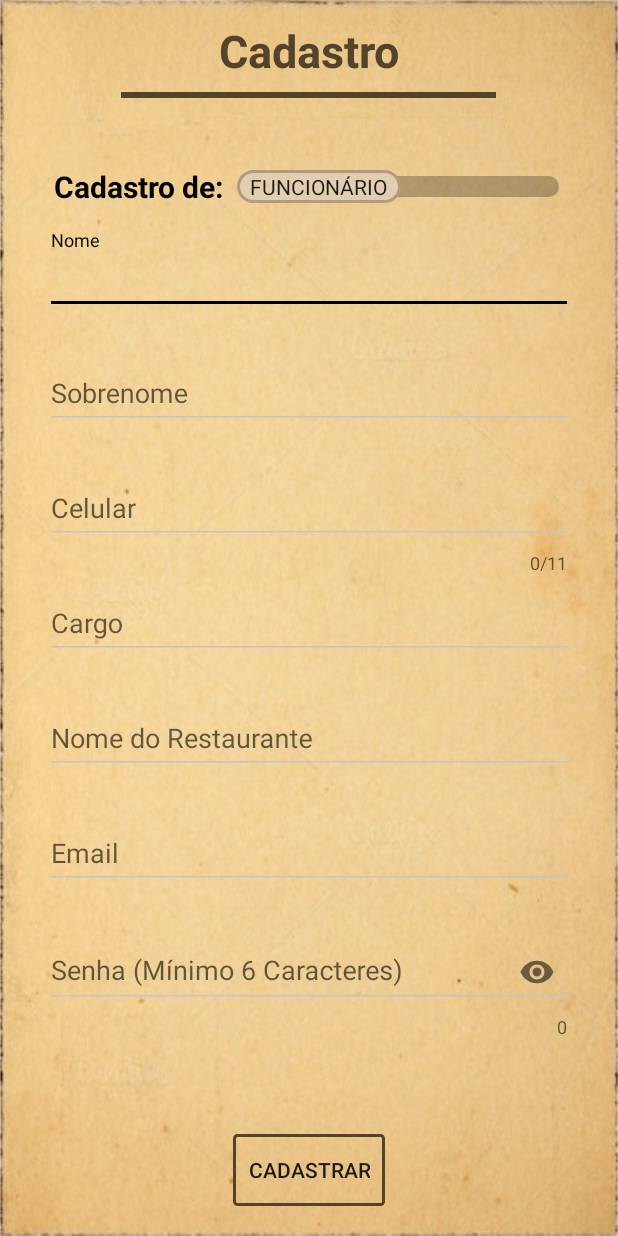
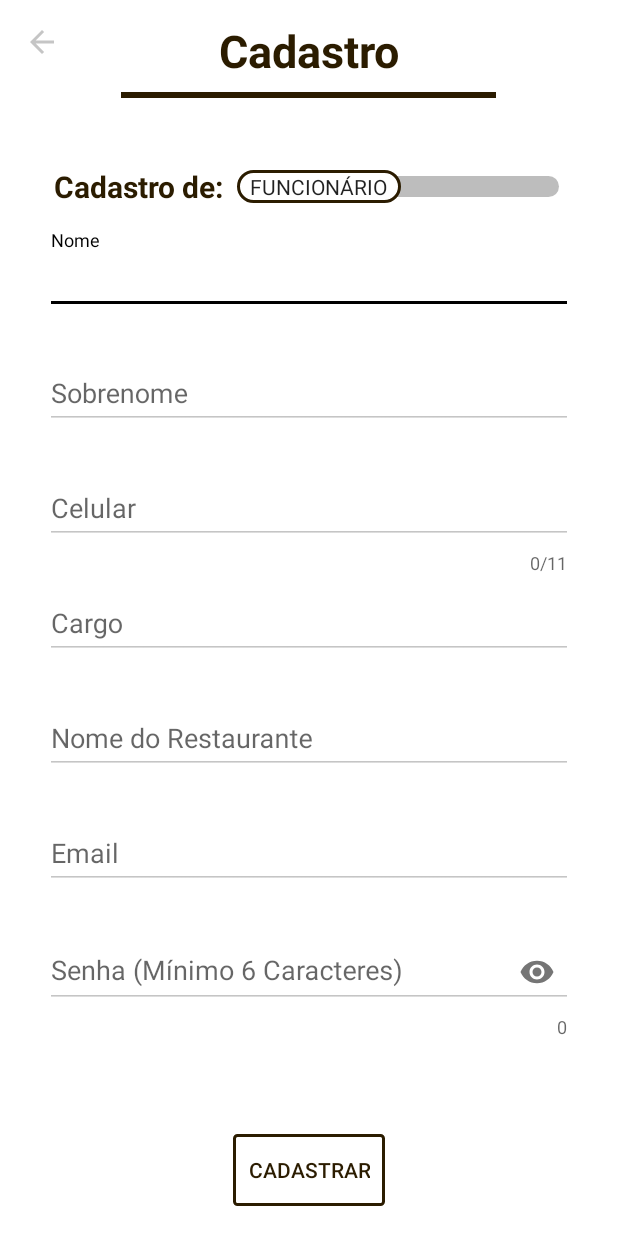
Before and after one commit to alefersaljr/iQueFome_Kotlin_Restaurante, an Android app: the screen it shows after launch (RestauranteCadastro), after a tap on "Realize o cadastro aqui.", on a phone screen of 412 x 824 dp. Run offline under Robolectric (Android 15) with nearby library versions, the phone set to English and light mode, and no system bars; our stand-ins replace Firebase (no records; nobody signed in at launch, a user with empty details on screens opened directly); 3 other taps on this screen came first.

Commit message:
27/05/2019

```diff
--- a/app/src/main/java/br/com/alexandre_salgueirinho/iquefome_restaurante/RestauranteLogin.kt
+++ b/app/src/main/java/br/com/alexandre_salgueirinho/iquefome_restaurante/RestauranteLogin.kt
@@ -67,7 +67,7 @@ class RestauranteLogin : AppCompatActivity() {
     }
 
     private fun goToForgotPassword() {
-        Toast.makeText(this, "Recuperação em desenvolvimento, aguarde.", Toast.LENGTH_SHORT).show()
+//        Toast.makeText(this, "Recuperação em desenvolvimento, aguarde.", Toast.LENGTH_SHORT).show()
 
         val mDialog = LayoutInflater.from(this).inflate(R.layout.popup_recuperar, null)
         val mBuilder = AlertDialog.Builder(this).setView(mDialog)
--- a/app/src/main/res/drawable/round_button_default.xml
+++ b/app/src/main/res/drawable/round_button_default.xml
@@ -7,6 +7,6 @@
 
     <stroke
             android:width="2sp"
-            android:color="@color/text_color"/>
+            android:color="@color/text_color_dark"/>
 
 </shape>
--- a/app/src/main/res/drawable/round_close_button.xml
+++ b/app/src/main/res/drawable/round_close_button.xml
@@ -6,6 +6,6 @@
 
     <stroke
             android:width="2sp"
-            android:color="@color/text_color"/>
+            android:color="@color/text_color_dark"/>
 
 </shape>
--- a/app/src/main/res/drawable/sw_thumb.xml
+++ b/app/src/main/res/drawable/sw_thumb.xml
@@ -8,7 +8,7 @@
                 android:shape="rectangle">
 
             <solid
-                    android:color="#e3cdb1"/>
+                    android:color="#FFFFFF"/>
 
             <size
                     android:width="50sp"
@@ -19,7 +19,7 @@
 
             <stroke
                     android:width="2sp"
-                    android:color="#816e54"/>
+                    android:color="#2b1c00"/>
 
         </shape>
     </item>
@@ -31,7 +31,7 @@
                 android:shape="rectangle">
 
             <solid
-                    android:color="#e3cdb1"/>
+                    android:color="#FFFFFF"/>
 
             <size
                     android:width="50sp"
@@ -42,7 +42,7 @@
 
             <stroke
                     android:width="2sp"
-                    android:color="#b19c81"/>
+                    android:color="#2b1c00"/>
 
         </shape>
     </item>
--- a/app/src/main/res/drawable/sw_track.xml
+++ b/app/src/main/res/drawable/sw_track.xml
@@ -3,7 +3,7 @@
 
     <item android:state_checked="true">
         <shape android:shape="rectangle">
-            <solid android:color="@android:color/black"/>
+            <solid android:color="#000000"/>
             <corners android:radius="200sp"/>
         </shape>
     </item>
--- a/app/src/main/res/layout/activity_restaurante_cadastro.xml
+++ b/app/src/main/res/layout/activity_restaurante_cadastro.xml
@@ -5,7 +5,7 @@
         xmlns:app="http://schemas.android.com/apk/res-auto"
         android:layout_width="match_parent" android:layout_height="match_parent"
         tools:context=".RestauranteCadastro"
-        android:background="@drawable/back_default">
+        android:background="@android:color/white">
 
     <TextView
             android:id="@+id/cadastro_Title_Cadastro"
@@ -16,7 +16,7 @@
             android:textAlignment="center"
             android:textSize="30sp"
             android:textStyle="bold"
-            android:textColor="@color/text_color"/>
+            android:textColor="@color/text_color_dark"/>
 
     <View
             android:id="@+id/cadastro_View_Title"
@@ -24,8 +24,12 @@
             android:layout_height="4sp"
             android:layout_margin="5sp"
             android:layout_centerHorizontal="true"
-            android:background="@color/text_color"
+            android:background="@color/text_color_dark"
             android:layout_below="@+id/cadastro_Title_Cadastro"/>
+
+    <include
+            android:id="@+id/cadastro_Toolbar"
+            layout="@layout/layout_toolbar"/>
 
     <Switch
             android:id="@+id/cadastro_Switch_Button"
@@ -34,6 +38,7 @@
             android:layout_marginTop="40sp"
             android:layout_centerHorizontal="true"
             android:text="Cadastro de:  "
+            android:textColor="@color/text_color_dark"
             android:textStyle="bold"
             android:textSize="20sp"
             android:textOn="  Restaurante  "
@@ -301,7 +306,7 @@
                             android:ems="10"
                             android:hint="Email"
                             android:textColorHint="@color/text_color"
-                            android:inputType="text"/>
+                            android:inputType="textEmailAddress"/>
 
                 </com.google.android.material.textfield.TextInputLayout>
 
@@ -320,7 +325,7 @@
                             android:ems="10"
                             android:hint="Senha (Mínimo 6 Caracteres)"
                             android:textColorHint="@color/text_color"
-                            android:inputType="text"/>
+                            android:inputType="textPassword"/>
 
                 </com.google.android.material.textfield.TextInputLayout>
 
@@ -340,6 +345,7 @@
             android:layout_alignParentBottom="true"
             android:padding="10sp"
             android:text="Cadastrar"
+            android:textColor="@color/text_color_dark"
             android:background="@drawable/round_button_default"
             android:layout_marginBottom="20sp"/>
 </RelativeLayout>
--- a/app/src/main/res/layout/activity_restaurante_login.xml
+++ b/app/src/main/res/layout/activity_restaurante_login.xml
@@ -4,7 +4,7 @@
         xmlns:tools="http://schemas.android.com/tools"
         xmlns:app="http://schemas.android.com/apk/res-auto"
         android:layout_width="match_parent" android:layout_height="match_parent"
-        android:background="@drawable/back_default"
+        android:background="@android:color/white"
         tools:context=".RestauranteLogin">
 
     <!--<ImageView-->
@@ -34,6 +34,7 @@
                     android:layout_width="match_parent"
                     android:layout_height="wrap_content"
                     android:hint="Email"
+                    android:textColorHint="@color/text_color"
                     android:textColor="@color/text_color"
                     android:ems="10"
                     android:inputType="textEmailAddress"
@@ -82,7 +83,7 @@
                 android:background="@drawable/round_button_default"
                 android:textStyle="bold"
                 android:text="login"
-                android:textColor="@color/text_color"/>
+                android:textColor="@color/text_color_dark"/>
 
         <TextView
                 android:id="@+id/login_Button_Recuperar"
```
Also changed, not shown: app/src/main/java/br/com/alexandre_salgueirinho/iquefome_restaurante/RestauranteCadastro.kt (+55 -6 lines), app/src/main/java/br/com/alexandre_salgueirinho/iquefome_restaurante/model/Operador.kt (added, +15 -0 lines), app/src/main/java/br/com/alexandre_salgueirinho/iquefome_restaurante/model/Restaurante.kt (added, +15 -0 lines), app/src/main/res/layout/popup_recuperar.xml (+4 -4 lines).
